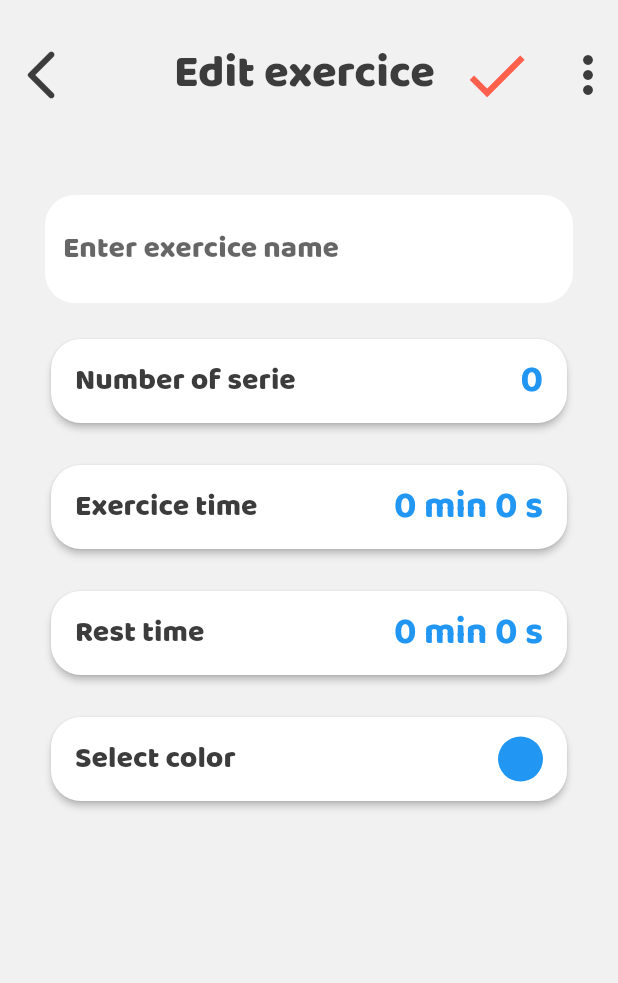
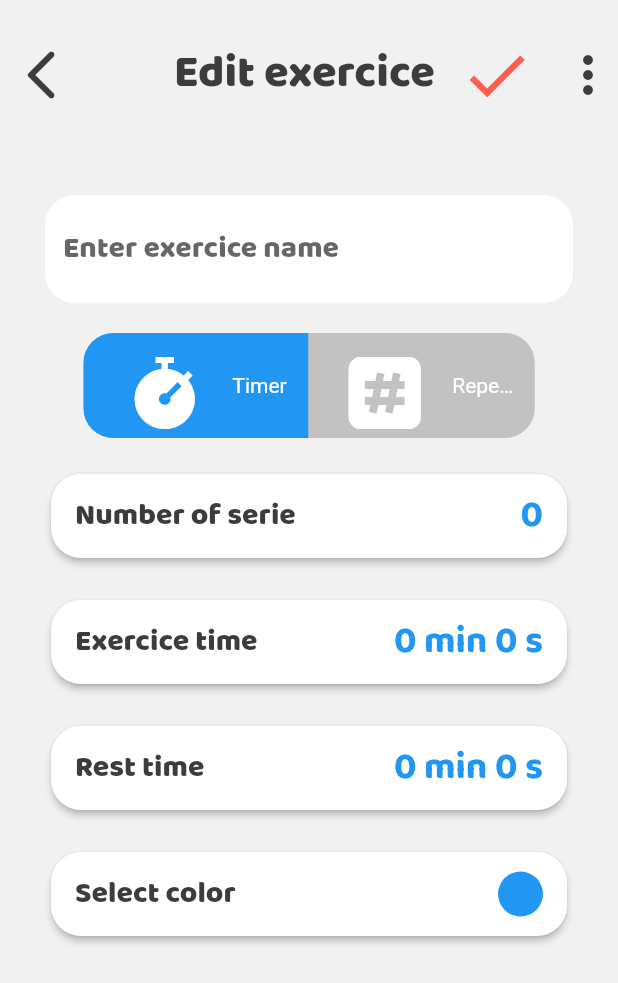
Before and after one commit to constantinfite/flutter_timersport_app, a Flutter app: the ExerciceTimeScreen screen opened directly with empty values, on a phone screen of 412 x 824 dp. Shown: the top 983 px of the screen. Run offline on Flutter 3.47's test engine with Material 2 defaults, Android fonts, the phone set to English and light mode, and no system bars; drawn by our look-alikes of toggle_switch; our stand-ins replace audioplayers, flutter_colorpicker, flutter_speed_dial, fluttertoast, liquid_progress_indicator, sqflite and 1 more; accounts and stored records are empty.

```diff
--- a/lib/screens/input_exercice_screen.dart
+++ b/lib/screens/input_exercice_screen.dart
@@ -4,8 +4,11 @@ import 'package:sport_timer/models/exercice.dart';
 import 'package:sport_timer/presentation/app_theme.dart';
 import 'package:sport_timer/services/exercice_service.dart';
 import 'package:fluttertoast/fluttertoast.dart';
+import 'package:sport_timer/src/app.dart';
 import 'package:sport_timer/widget/utils.dart';
 import 'package:flutter_colorpicker/flutter_colorpicker.dart';
+import 'package:toggle_switch/toggle_switch.dart';
+import 'package:sport_timer/presentation/icons.dart';
 
 class ExerciceTimeScreen extends StatefulWidget {
   const ExerciceTimeScreen(
@@ -30,6 +33,8 @@ class _ExerciceTimeScreenState extends State<ExerciceTimeScreen> {
   int _exerciceTime = 0;
   int _preparationTime = 0;
   Color _color = Colors.blue;
+  int indexMode = 0;
+  String _mode = "timer";
 
   late FToast fToast;
   final listNumber = List<String>.generate(21, (i) => "$i");
@@ -60,6 +65,10 @@ class _ExerciceTimeScreenState extends State<ExerciceTimeScreen> {
       _serieNumber = widget.exercice.serie!;
       _repNumber = widget.exercice.repetition!;
       _color = Color(widget.exercice.color!);
+      _mode = widget.exercice.mode!;
+      if (_mode == "rep") {
+        indexMode = 1;
+      }
 
       durationRestTime = Duration(
           minutes: widget.exercice.resttime! ~/ 60,
@@ -187,7 +196,8 @@ class _ExerciceTimeScreenState extends State<ExerciceTimeScreen> {
                 if (widget.creation) {
                   convertDurationToTime(durationRestTime, durationExerciceTime,
                       durationPreparationTime);
-                  if (widget.mode == "rep") {
+
+                  if (_mode == "rep") {
                     _exerciceTime = 1;
                     _preparationTime = 1;
                   } else {
@@ -208,7 +218,7 @@ class _ExerciceTimeScreenState extends State<ExerciceTimeScreen> {
                     _exercice.resttime = _restTime;
                     _exercice.exercicetime = _exerciceTime;
                     _exercice.preparationtime = _preparationTime;
-                    _exercice.mode = widget.mode;
+                    _exercice.mode = _mode;
                     _exercice.color = _color.value;
 
                     await _exerciceService.saveExercice(_exercice);
@@ -239,7 +249,7 @@ class _ExerciceTimeScreenState extends State<ExerciceTimeScreen> {
                     _exercice.exercicetime = _exerciceTime;
                     _exercice.color = _color.value;
                     _exercice.preparationtime = _preparationTime;
-                    _exercice.mode = widget.exercice.mode;
+                    _exercice.mode = _mode;
 
                     await _exerciceService.updateExercice(_exercice);
                     Navigator.pop(context);
@@ -309,6 +319,36 @@ class _ExerciceTimeScreenState extends State<ExerciceTimeScreen> {
                 SizedBox(
                   height: 20,
                 ),
+                ToggleSwitch(
+                  minWidth: 150.0,
+                  minHeight: 70,
+                  iconSize: 80,
+                  initialLabelIndex: indexMode,
+                  cornerRadius: 20.0,
+                  activeFgColor: Colors.white,
+                  inactiveBgColor: Color.fromARGB(255, 194, 194, 194),
+                  inactiveFgColor: Colors.white,
+                  totalSwitches: 2,
+                  labels: ['Timer', 'Repetition'],
+                  icons: [MyFlutterApp.noun_timer, MyFlutterApp.noun_number],
+                  activeBgColors: [
+                    [_color],
+                    [_color]
+                  ],
+                  onToggle: (index) {
+                    setState(() {
+                      indexMode = index!;
+                      if (indexMode == 0) {
+                        _mode = "timer";
+                      } else {
+                        _mode = "rep";
+                      }
+                    });
+                  },
+                ),
+                SizedBox(
+                  height: 20,
+                ),
                 GestureDetector(
                   onTap: () {
                     Utils.showSheet(context,
@@ -354,7 +394,7 @@ class _ExerciceTimeScreenState extends State<ExerciceTimeScreen> {
                 GestureDetector(
                     onTap: () {
                       Utils.showSheet(context,
-                          child: widget.mode == "rep"
+                          child: indexMode == 1
                               ? buildRepPicker()
                               : buildExerciceTimePicker(),
                           onClicked: () => {Navigator.pop(context)});
@@ -366,7 +406,7 @@ class _ExerciceTimeScreenState extends State<ExerciceTimeScreen> {
                           mainAxisAlignment: MainAxisAlignment.spaceBetween,
                           children: [
                             Text(
-                              widget.mode == "rep"
+                              indexMode == 1
                                   ? "Number of repetition"
                                   : "Exercice time",
                               style: TextStyle(
@@ -376,7 +416,7 @@ class _ExerciceTimeScreenState extends State<ExerciceTimeScreen> {
                               ),
                             ),
                             Text(
-                              widget.mode == "rep"
+                              indexMode == 1
                                   ? _repNumber.toString()
                                   : _printDuration(durationExerciceTime),
                               style: TextStyle(
--- a/lib/screens/stats_screen.dart
+++ b/lib/screens/stats_screen.dart
@@ -2,14 +2,11 @@ import 'dart:collection';
 import 'dart:convert';
 import 'package:intl/intl.dart';
 import 'package:flutter/material.dart';
-import 'package:sport_timer/main.dart';
 import 'package:sport_timer/models/events.dart';
 import 'package:sport_timer/presentation/app_theme.dart';
 import 'package:sport_timer/presentation/icons.dart';
 import 'package:sport_timer/services/event_service.dart';
-import 'package:sport_timer/src/app.dart';
 import 'package:table_calendar/table_calendar.dart';
-import 'dart:developer';
 
 class StatsScreen extends StatefulWidget {
   const StatsScreen({Key? key}) : super(key: key);
--- a/pubspec.yaml
+++ b/pubspec.yaml
@@ -44,6 +44,8 @@ dependencies:
   liquid_progress_indicator: ^0.4.0
   flutter_colorpicker: ^1.0.3
   table_calendar: ^3.0.0
+  toggle_switch: ^1.4.0
+  audioplayers: ^0.20.1
 
 dev_dependencies:
   flutter_test:
@@ -61,6 +63,8 @@ dev_dependencies:
 
 # The following section is specific to Flutter.
 flutter:
+  assets:
+    - assets/sounds/
   # The following line ensures that the Material Icons font is
   # included with your application, so that you can use the icons in
   # the material Icons class.
@@ -82,6 +86,7 @@ flutter:
   # "family" key with the font family name, and a "fonts" key with a
   # list giving the asset and other descriptors for the font. For
   # example:
+
 
   fonts:
     - family: MyFlutterApp
```
Also changed, not shown: lib/screens/list_exercice_screen.dart (+7 -31 lines), lib/screens/repetition_workout_screen.dart (+8 -0 lines), lib/screens/timer_workout_screen.dart (+14 -0 lines), pubspec.lock, 1 other file.
